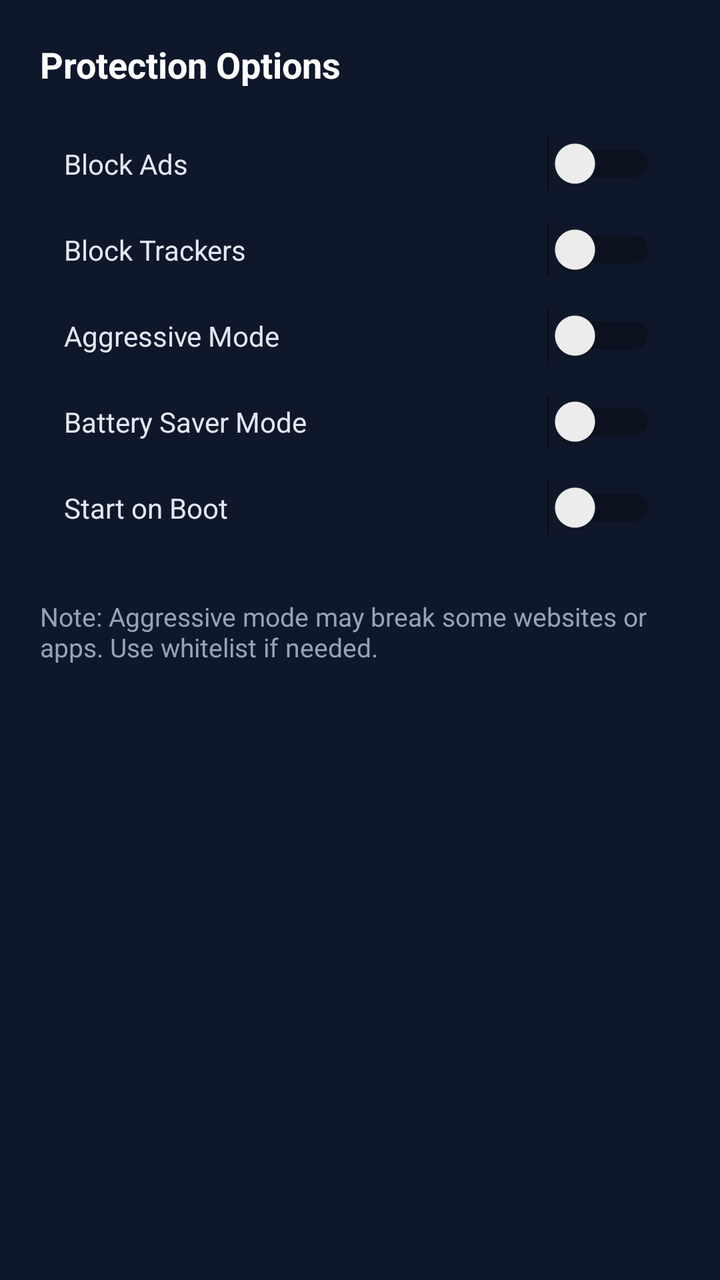
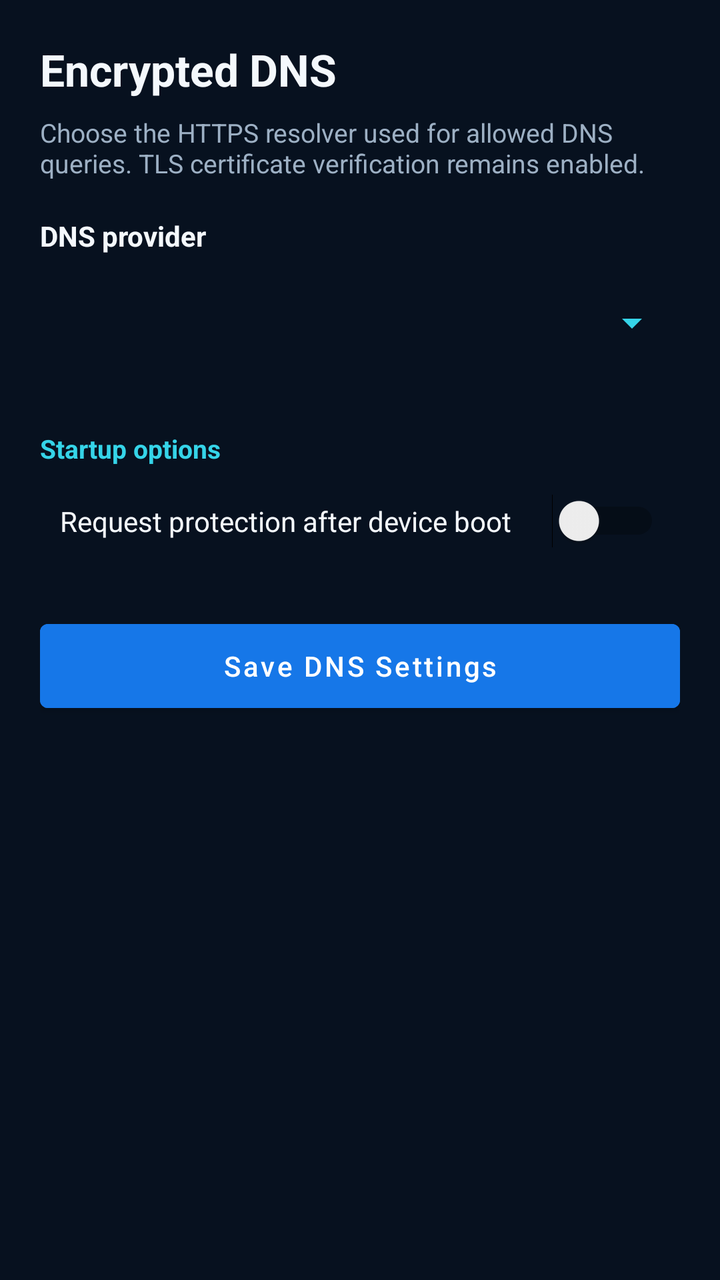

Two renders of the same Android screen: before a commit and after it. Below are the layout's source before the change and the commit's diff.
<!-- AndroidManifest.xml: application theme Theme.CleanShieldPro -->
<!-- res/layout/activity_settings.xml -->
<?xml version="1.0" encoding="utf-8"?>
<ScrollView xmlns:android="http://schemas.android.com/apk/res/android"
    android:layout_width="match_parent"
    android:layout_height="match_parent"
    android:background="#0F172A">

    <LinearLayout
        android:layout_width="match_parent"
        android:layout_height="wrap_content"
        android:orientation="vertical"
        android:padding="20dp">

        <TextView
            android:layout_width="wrap_content"
            android:layout_height="wrap_content"
            android:text="Protection Options"
            android:textSize="18sp"
            android:textStyle="bold"
            android:textColor="#FFFFFF"
            android:layout_marginBottom="16dp" />

        <Switch
            android:id="@+id/switchBlockAds"
            android:layout_width="match_parent"
            android:layout_height="wrap_content"
            android:text="Block Ads"
            android:textColor="#E2E8F0"
            android:padding="12dp" />

        <Switch
            android:id="@+id/switchBlockTrackers"
            android:layout_width="match_parent"
            android:layout_height="wrap_content"
            android:text="Block Trackers"
            android:textColor="#E2E8F0"
            android:padding="12dp" />

        <Switch
            android:id="@+id/switchAggressive"
            android:layout_width="match_parent"
            android:layout_height="wrap_content"
            android:text="Aggressive Mode"
            android:textColor="#E2E8F0"
            android:padding="12dp" />

        <Switch
            android:id="@+id/switchBatterySaver"
            android:layout_width="match_parent"
            android:layout_height="wrap_content"
            android:text="Battery Saver Mode"
            android:textColor="#E2E8F0"
            android:padding="12dp" />

        <Switch
            android:id="@+id/switchStartOnBoot"
            android:layout_width="match_parent"
            android:layout_height="wrap_content"
            android:text="Start on Boot"
            android:textColor="#E2E8F0"
            android:padding="12dp" />

        <TextView
            android:layout_width="match_parent"
            android:layout_height="wrap_content"
            android:text="Note: Aggressive mode may break some websites or apps. Use whitelist if needed."
            android:textColor="#94A3B8"
            android:textSize="13sp"
            android:layout_marginTop="24dp" />

    </LinearLayout>
</ScrollView>
<!-- resources referenced by this layout -->
<resources>
  <style name="Theme.CleanShieldPro" parent="Theme.MaterialComponents.DayNight.DarkActionBar">
          <item name="colorPrimary">#3B82F6</item>
          <item name="colorPrimaryVariant">#1D4ED8</item>
          <item name="colorOnPrimary">#FFFFFF</item>
          <item name="colorSecondary">#10B981</item>
          <item name="android:statusBarColor">#0F172A</item>
          <item name="android:windowBackground">#0F172A</item>
          <item name="android:textColorPrimary">#F1F5F9</item>
      </style>
</resources>

<!-- the commit's change to res/layout/activity_settings.xml (unified diff, before → after) -->
@@ -2,7 +2,7 @@
 <ScrollView xmlns:android="http://schemas.android.com/apk/res/android"
     android:layout_width="match_parent"
     android:layout_height="match_parent"
-    android:background="#0F172A">
+    android:background="@color/surface_background">
 
     <LinearLayout
         android:layout_width="match_parent"
@@ -11,61 +11,83 @@
         android:padding="20dp">
 
         <TextView
-            android:layout_width="wrap_content"
-            android:layout_height="wrap_content"
-            android:text="Protection Options"
-            android:textSize="18sp"
-            android:textStyle="bold"
-            android:textColor="#FFFFFF"
-            android:layout_marginBottom="16dp" />
-
-        <Switch
-            android:id="@+id/switchBlockAds"
             android:layout_width="match_parent"
             android:layout_height="wrap_content"
-            android:text="Block Ads"
-            android:textColor="#E2E8F0"
-            android:padding="12dp" />
+            android:text="Encrypted DNS"
+            android:textColor="@color/text_primary"
+            android:textSize="22sp"
+            android:textStyle="bold"
+            android:layout_marginBottom="8dp" />
 
-        <Switch
-            android:id="@+id/switchBlockTrackers"
+        <TextView
             android:layout_width="match_parent"
             android:layout_height="wrap_content"
-            android:text="Block Trackers"
-            android:textColor="#E2E8F0"
-            android:padding="12dp" />
+            android:text="Choose the HTTPS resolver used for allowed DNS queries. TLS certificate verification remains enabled."
+            android:textColor="@color/text_secondary"
+            android:textSize="13sp"
+            android:layout_marginBottom="18dp" />
 
-        <Switch
-            android:id="@+id/switchAggressive"
+        <TextView
             android:layout_width="match_parent"
             android:layout_height="wrap_content"
-            android:text="Aggressive Mode"
-            android:textColor="#E2E8F0"
-            android:padding="12dp" />
+            android:text="DNS provider"
+            android:textColor="@color/text_primary"
+            android:textStyle="bold"
+            android:layout_marginBottom="8dp" />
 
-        <Switch
-            android:id="@+id/switchBatterySaver"
+        <Spinner
+            android:id="@+id/dohProviderSpinner"
+            android:layout_width="match_parent"
+            android:layout_height="52dp"
+            android:backgroundTint="@color/accent_cyan" />
+
+        <TextView
+            android:id="@+id/customEndpointLabel"
             android:layout_width="match_parent"
             android:layout_height="wrap_content"
-            android:text="Battery Saver Mode"
-            android:textColor="#E2E8F0"
-            android:padding="12dp" />
+            android:text="Custom HTTPS endpoint"
+            android:textColor="@color/text_primary"
+            android:textStyle="bold"
+            android:layout_marginTop="18dp"
+            android:layout_marginBottom="8dp"
+            android:visibility="gone" />
+
+        <EditText
+            android:id="@+id/customDohEndpoint"
+            android:layout_width="match_parent"
+            android:layout_height="wrap_content"
+            android:hint="https://resolver.example/dns-query"
+            android:inputType="textUri"
+            android:singleLine="true"
+            android:textColor="@color/text_primary"
+            android:textColorHint="@color/text_secondary"
+            android:visibility="gone" />
+
+        <TextView
+            android:layout_width="match_parent"
+            android:layout_height="wrap_content"
+            android:text="Startup options"
+            android:textColor="@color/accent_cyan"
+            android:textStyle="bold"
+            android:textSize="13sp"
+            android:layout_marginTop="28dp"
+            android:layout_marginBottom="8dp" />
 
         <Switch
             android:id="@+id/switchStartOnBoot"
             android:layout_width="match_parent"
             android:layout_height="wrap_content"
-            android:text="Start on Boot"
-            android:textColor="#E2E8F0"
-            android:padding="12dp" />
+            android:text="Request protection after device boot"
+            android:textColor="@color/text_primary"
+            android:padding="10dp" />
 
-        <TextView
+        <Button
+            android:id="@+id/saveSettingsButton"
             android:layout_width="match_parent"
-            android:layout_height="wrap_content"
-            android:text="Note: Aggressive mode may break some websites or apps. Use whitelist if needed."
-            android:textColor="#94A3B8"
-            android:textSize="13sp"
-            android:layout_marginTop="24dp" />
-
+            android:layout_height="54dp"
+            android:text="Save DNS Settings"
+            android:textAllCaps="false"
+            android:backgroundTint="@color/accent_blue"
+            android:layout_marginTop="26dp" />
     </LinearLayout>
 </ScrollView>
<!-- resource entries referenced after the edit -->
@@ -1,13 +1,21 @@
 <!-- resources referenced by this layout -->
 <resources>
+  <color name="accent_blue">#1677E8</color>
+  <color name="accent_cyan">#35D4E8</color>
+  <color name="surface_background">#07111F</color>
+  <color name="text_primary">#F4F8FC</color>
+  <color name="text_secondary">#9DB0C4</color>
   <style name="Theme.CleanShieldPro" parent="Theme.MaterialComponents.DayNight.DarkActionBar">
-          <item name="colorPrimary">#3B82F6</item>
-          <item name="colorPrimaryVariant">#1D4ED8</item>
+          <item name="colorPrimary">#1677E8</item>
+          <item name="colorPrimaryVariant">#0B4EA2</item>
           <item name="colorOnPrimary">#FFFFFF</item>
-          <item name="colorSecondary">#10B981</item>
-          <item name="android:statusBarColor">#0F172A</item>
-          <item name="android:windowBackground">#0F172A</item>
-          <item name="android:textColorPrimary">#F1F5F9</item>
+          <item name="colorSecondary">#35D4E8</item>
+          <item name="android:statusBarColor">#07111F</item>
+          <item name="android:navigationBarColor">#07111F</item>
+          <item name="android:windowLightStatusBar">false</item>
+          <item name="android:windowBackground">#07111F</item>
+          <item name="android:textColorPrimary">#F4F8FC</item>
+          <item name="android:colorAccent">#35D4E8</item>
       </style>
 </resources>
 
